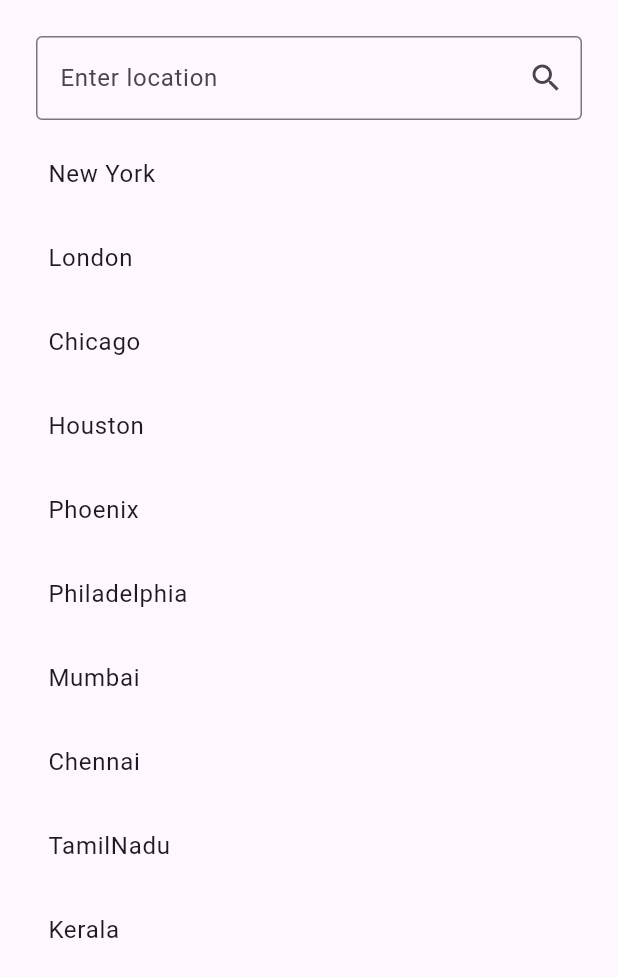
After one commit to mhdsafvankp/weather_app, a Flutter app: the LocationDetailsScreen screen opened by its route, on a phone screen of 412 x 824 dp. The commit adds this screen. Shown: the top 977 px of the screen. Run offline on Flutter 3.47's test engine with Material 3 defaults, Android fonts, the phone set to English and light mode, and no system bars; our stand-ins replace auto_route, dio, firebase_auth, firebase_core, flutter_bloc, geolocator and 3 more; missing offline and left inert: geolocator_platform_interface; accounts and stored records are empty.

Commit message:
search screen and flow implemented

```diff
--- a/lib/application/bloc/weather_bloc.dart
+++ b/lib/application/bloc/weather_bloc.dart
@@ -2,19 +2,78 @@ import 'package:flutter_bloc/flutter_bloc.dart';
 import 'package:weather_app/presentation/bloc/events/weather_event.dart';
 import 'package:weather_app/presentation/bloc/states/weather_state.dart';
 
+import '../../infrastructure/core/debounce.dart';
 import '../../infrastructure/location/location_repository_impl.dart';
 import '../../infrastructure/weather/weather_repository_impl.dart';
 
 class WeatherBloc extends Bloc<WeatherEvent, WeatherState> {
+
+  LocationRepositoryImpl locationRepositoryImpl;
+  WeatherRepositoryImpl weatherRepositoryImpl;
+
+  final _preDefinedLocation = [
+    'New York',
+    'London',
+    'Chicago',
+    'Houston',
+    'Phoenix',
+    'Philadelphia',
+    'Mumbai',
+    'Chennai',
+    'TamilNadu',
+    'Kerala'
+  ];
+
   WeatherBloc(
       {required this.weatherRepositoryImpl,
       required this.locationRepositoryImpl})
       : super(InitialState()) {
     on<LoadWeatherScreen>(_loadWeatherScreen);
+    on<WeatherSearchEvent>(_locationSearchEvent);
+    on<LoadPreDefinedLocations>(_loadPreDefindLocation);
+    on<SearchedWeatherDetails>(_loadSearchedWeather);
+    on<UpdateSearchedWeather>(_updateSearchedWeather);
   }
 
-  LocationRepositoryImpl locationRepositoryImpl;
-  WeatherRepositoryImpl weatherRepositoryImpl;
+  _updateSearchedWeather(UpdateSearchedWeather event, Emitter<WeatherState> emit) async {
+    if(event.model != null){
+      emit(WeatherLoaded(model: event.model!));
+    } else {
+      var weather = await weatherRepositoryImpl.getLastSavedWeather();
+      emit(WeatherLoaded(model: weather));
+    }
+  }
+
+  _loadSearchedWeather(SearchedWeatherDetails event, Emitter<WeatherState> emit) async {
+    emit(LoaderState());
+    if(event.model != null){   // from textFiled
+      emit(SearchCompletedState(model: event.model!));
+    } else {   // from predefined locations
+      var weather = await weatherRepositoryImpl.searchWeatherByLocation(event.location);
+      if(weather != null){
+        emit(SearchCompletedState(model: weather ));
+      } else {
+        emit(UpdateLocationDetailsState(location: [], model: null));
+      }
+    }
+  }
+
+  _loadPreDefindLocation(LoadPreDefinedLocations event, Emitter<WeatherState> emit){
+    emit(UpdateLocationDetailsState(location: _preDefinedLocation, model: null));
+  }
+
+  _locationSearchEvent(WeatherSearchEvent event, Emitter<WeatherState> emit) async {
+    emit(LoaderState());
+    if(event.query.length > 3){
+      var weather = await weatherRepositoryImpl.searchWeatherByLocation(event.query);
+      if(weather != null){
+        var locationName = weather.name;
+        emit(UpdateLocationDetailsState(location: [locationName], model: weather));
+      } else {
+        emit(UpdateLocationDetailsState(location: [], model: null));
+      }
+    }
+  }
 
   _loadWeatherScreen(
       LoadWeatherScreen event, Emitter<WeatherState> emit) async {
--- a/lib/domain/common/constants.dart
+++ b/lib/domain/common/constants.dart
@@ -6,3 +6,4 @@ const String weather = 'weather';
 // messages
 const String checkingTheWeather = 'Checking the Weather';
 const String loading = 'loading';
+const String cityNotFound = 'city not found';
--- a/lib/domain/weather/weather_remote_repository.dart
+++ b/lib/domain/weather/weather_remote_repository.dart
@@ -3,7 +3,8 @@ import 'package:weather_app/domain/weather/weather_model.dart';
 
 abstract class WeatherRemoteRepository{
 
-  Future<WeatherModel> getWeather(String cityName);
+  Future<WeatherModel?> searchWeatherByLocation(String cityName);
   Future<WeatherModel> getCurrentLocationWeather(double lat, double lon);
+  Future<WeatherModel> getLastSavedWeather();
 
 }
--- /dev/null
+++ b/lib/infrastructure/core/debounce.dart
@@ -0,0 +1,23 @@
+
+
+import 'dart:async';
+
+
+
+class Debounce {
+  Duration delay;
+  Timer? _timer;
+
+  Debounce(
+      this.delay,
+      );
+
+  call(void Function() callback) {
+    _timer?.cancel();
+    _timer = Timer(delay, callback);
+  }
+
+  dispose() {
+    _timer?.cancel();
+  }
+}
--- a/lib/infrastructure/weather/weather_remote_data_source.dart
+++ b/lib/infrastructure/weather/weather_remote_data_source.dart
@@ -34,7 +34,9 @@ class WeatherRemoteDataSource implements WeatherRepository {
 
     if(response.statusCode == 200){
       return WeatherModel.fromJson(response.data);
-    } else {
+    } else if(response.statusCode == 404){
+      throw Exception("city not found");
+    }else {
       throw Exception('Failed to load weather');
     }
   }
--- a/lib/presentation/bloc/events/weather_event.dart
+++ b/lib/presentation/bloc/events/weather_event.dart
@@ -1,5 +1,27 @@
+
+import '../../../domain/weather/weather_model.dart';
 
 abstract class WeatherEvent{}
 
 class LoadWeatherScreen extends WeatherEvent{
 }
+
+
+class LoadPreDefinedLocations extends WeatherEvent{}
+
+
+class WeatherSearchEvent extends WeatherEvent{
+  final String query;
+  WeatherSearchEvent({required this.query});
+}
+
+class SearchedWeatherDetails extends WeatherEvent{
+  final String location;
+  WeatherModel? model;
+  SearchedWeatherDetails({required this.location, this.model});
+}
+
+class UpdateSearchedWeather extends WeatherEvent{
+  WeatherModel? model;
+  UpdateSearchedWeather({this.model});
+}
--- a/lib/presentation/bloc/states/weather_state.dart
+++ b/lib/presentation/bloc/states/weather_state.dart
@@ -15,3 +15,14 @@ class WeatherErrorState extends WeatherState{
   final String msg;
   WeatherErrorState({required this.msg});
 }
+
+class UpdateLocationDetailsState extends WeatherState{
+  List<String> location;
+  WeatherModel? model;
+  UpdateLocationDetailsState({required this.location, this.model});
+}
+
+class SearchCompletedState extends WeatherState{
+  WeatherModel model;
+  SearchCompletedState({required this.model});
+}
--- /dev/null
+++ b/lib/presentation/screens/location_details_screen.dart
@@ -0,0 +1,116 @@
+import 'package:auto_route/auto_route.dart';
+import 'package:flutter/material.dart';
+import 'package:flutter_bloc/flutter_bloc.dart';
+import 'package:weather_app/application/bloc/splash_bloc.dart';
+import 'package:weather_app/application/bloc/weather_bloc.dart';
+import 'package:weather_app/domain/common/logger.dart';
+import 'package:weather_app/presentation/bloc/events/auth_event.dart';
+import 'package:weather_app/presentation/bloc/events/splash_event.dart';
+import 'package:weather_app/presentation/bloc/events/weather_event.dart';
+import 'package:weather_app/presentation/bloc/states/auth_state.dart';
+import 'package:weather_app/presentation/bloc/states/splash_state.dart';
+import 'package:weather_app/presentation/bloc/states/weather_state.dart';
+import 'package:weather_app/routes/app_router.dart';
+
+import '../../domain/common/constants.dart';
+import '../../infrastructure/core/debounce.dart';
+
+@RoutePage()
+class LocationDetailsScreen extends StatefulWidget {
+  const LocationDetailsScreen({Key? key}) : super(key: key);
+
+  @override
+  State<LocationDetailsScreen> createState() => _LocationDetailsScreenState();
+}
+
+class _LocationDetailsScreenState extends State<LocationDetailsScreen> {
+  final _controller = TextEditingController();
+  List<String> _locations = [];
+  final _debounce = Debounce(const Duration(milliseconds: 1000));
+
+
+  @override
+  void initState() {
+    super.initState();
+    context
+        .read<WeatherBloc>()
+        .add(LoadPreDefinedLocations());
+  }
+
+  @override
+  Widget build(BuildContext context) {
+    print('build : build');
+    return Scaffold(
+      body: SafeArea(
+        child: Padding(
+          padding: const EdgeInsets.all(16.0),
+          child: Column(
+            children: [
+              Padding(
+                padding: const EdgeInsets.all(8.0),
+                child: TextField(
+                  controller: _controller,
+                  onChanged: (searchValue) {
+                    _debounce((){
+                      context
+                          .read<WeatherBloc>()
+                          .add(WeatherSearchEvent(query: searchValue));
+                    });
+                  },
+                  decoration: const InputDecoration(
+                    hintText: 'Enter location',
+                    border: OutlineInputBorder(),
+                    suffixIcon: Icon(Icons.search),
+                  ),
+                ),
+              ),
+              BlocConsumer<WeatherBloc, WeatherState>(
+                  builder: (context, state) {
+                    if(state is UpdateLocationDetailsState){
+                      _locations = state.location;
+                      if(_locations.isEmpty){
+                        return const Text(cityNotFound);
+                      }
+                      return Expanded(
+                        child: ListView.builder(
+                          itemCount: _locations.length,
+                          itemBuilder: (context, index) {
+                            return ListTile(
+                              title: Text(_locations[index]),
+                              onTap: () {
+                                context.read<WeatherBloc>().add(
+                                    SearchedWeatherDetails(
+                                        location: _locations[index],
+                                        model: state.model));
+                              },
+                            );
+                          },
+                        ),
+                      );
+                    }
+                    return const Center(
+                      child: Column(
+                        mainAxisAlignment: MainAxisAlignment.center,
+                        children: [
+                          CircularProgressIndicator(),
+                          Padding(
+                            padding: EdgeInsets.symmetric(vertical: 10),
+                            child: Text('$loading...'),
+                          )
+                        ],
+                      ),
+                    );
+                  },
+                  listener: (context, state) {
+                    if(state is SearchCompletedState){
+                      var weatherModel = state.model;
+                      AutoRouter.of(context).maybePop(weatherModel);
+                    }
+                  }),
+            ],
+          ),
+        ),
+      ),
+    );
+  }
+}
--- a/lib/routes/app_router.dart
+++ b/lib/routes/app_router.dart
@@ -5,6 +5,7 @@ import 'package:flutter/material.dart';
 
 import '../presentation/screens/auth_login_screen.dart';
 import '../presentation/screens/auth_sign_up_screen.dart';
+import '../presentation/screens/location_details_screen.dart';
 import '../presentation/screens/splash_screen.dart';
 import '../presentation/screens/weather_screen.dart';
 
@@ -18,7 +19,8 @@ class AppRouter extends _$AppRouter{
     AutoRoute(page: SplashRoute.page, initial: true),
     AutoRoute(page: AuthLoginRoute.page),
     AutoRoute(page: AuthSignUpRoute.page),
-    AutoRoute(page: WeatherRoute.page)
+    AutoRoute(page: WeatherRoute.page),
+    AutoRoute(page: LocationDetailsRoute.page)
   ];
 
 
```
Also changed, not shown: lib/infrastructure/weather/weather_repository_impl.dart (+14 -8 lines), lib/presentation/screens/weather_screen.dart (+13 -2 lines), lib/routes/app_router.gr.dart.
